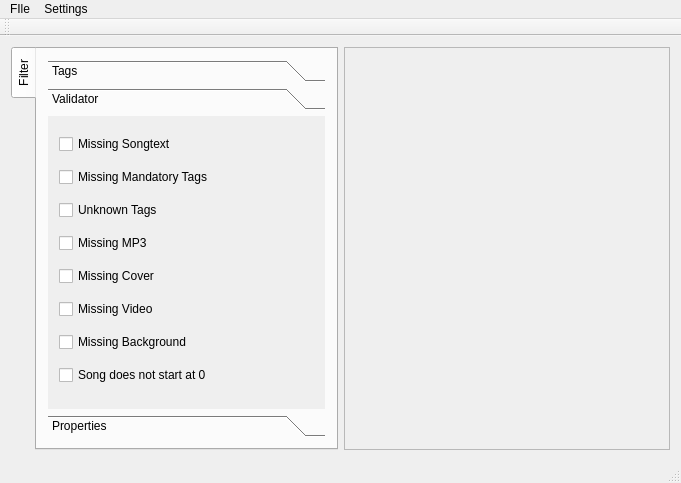
Before: the Qt Designer form mainwindow.ui in mhaehnel/UltraEdit, drawn with Qt 5.
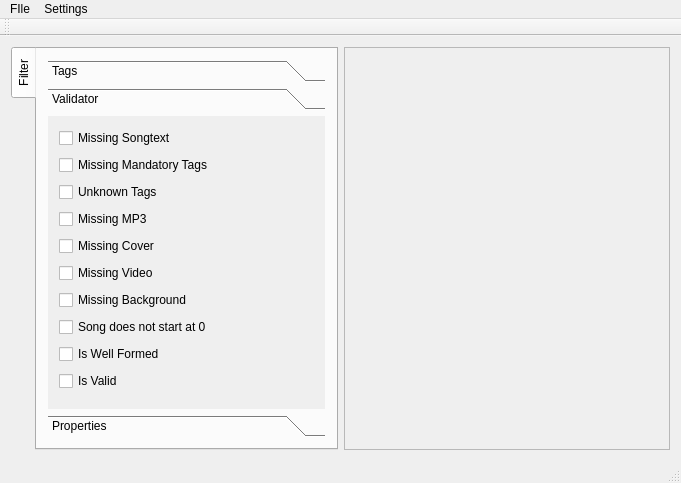
After: the same form once the commit is applied. The open tabs and pages were chosen to show the change. Icons and pictures are not drawn.

```diff
--- a/mainwindow.ui
+++ b/mainwindow.ui
@@ -153,7 +153,7 @@
             <rect>
              <x>0</x>
              <y>0</y>
-             <width>294</width>
+             <width>283</width>
              <height>301</height>
             </rect>
            </property>
@@ -241,6 +241,26 @@
               </property>
              </widget>
             </item>
+            <item>
+             <widget class="QCheckBox" name="wellFormed">
+              <property name="text">
+               <string>Is Well Formed</string>
+              </property>
+              <property name="tristate">
+               <bool>true</bool>
+              </property>
+             </widget>
+            </item>
+            <item>
+             <widget class="QCheckBox" name="isValid">
+              <property name="text">
+               <string>Is Valid</string>
+              </property>
+              <property name="tristate">
+               <bool>true</bool>
+              </property>
+             </widget>
+            </item>
            </layout>
           </widget>
           <widget class="QWidget" name="page_3">
```
Left out of the diff: 12 changed lines with no effect on the pictures.
